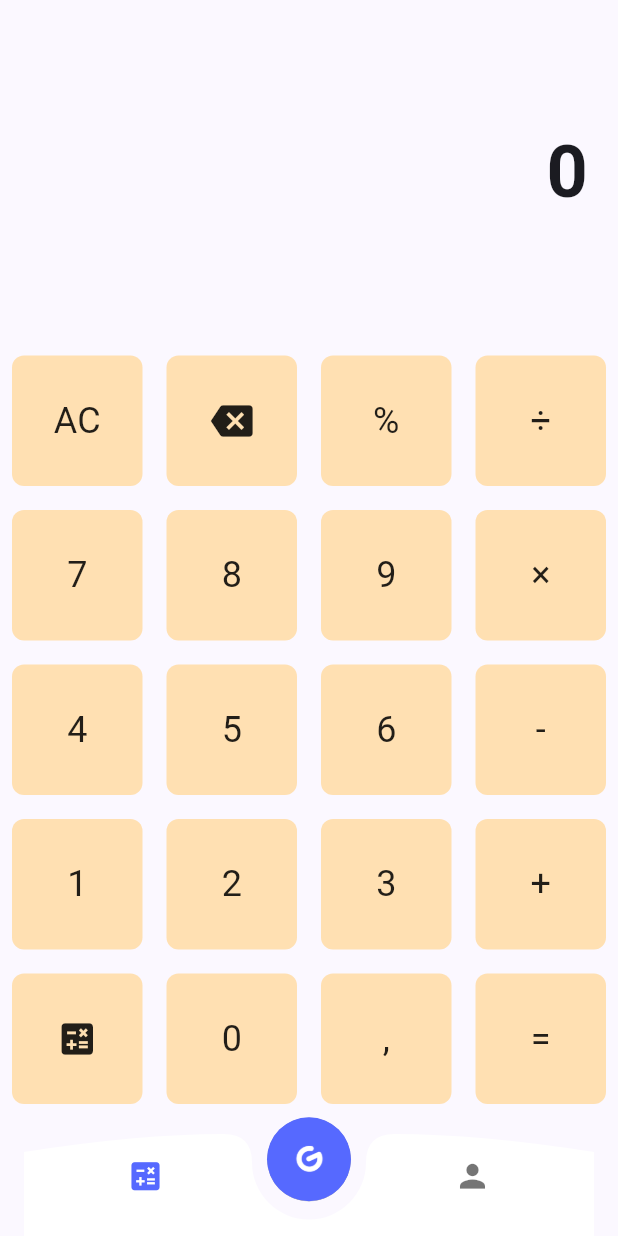
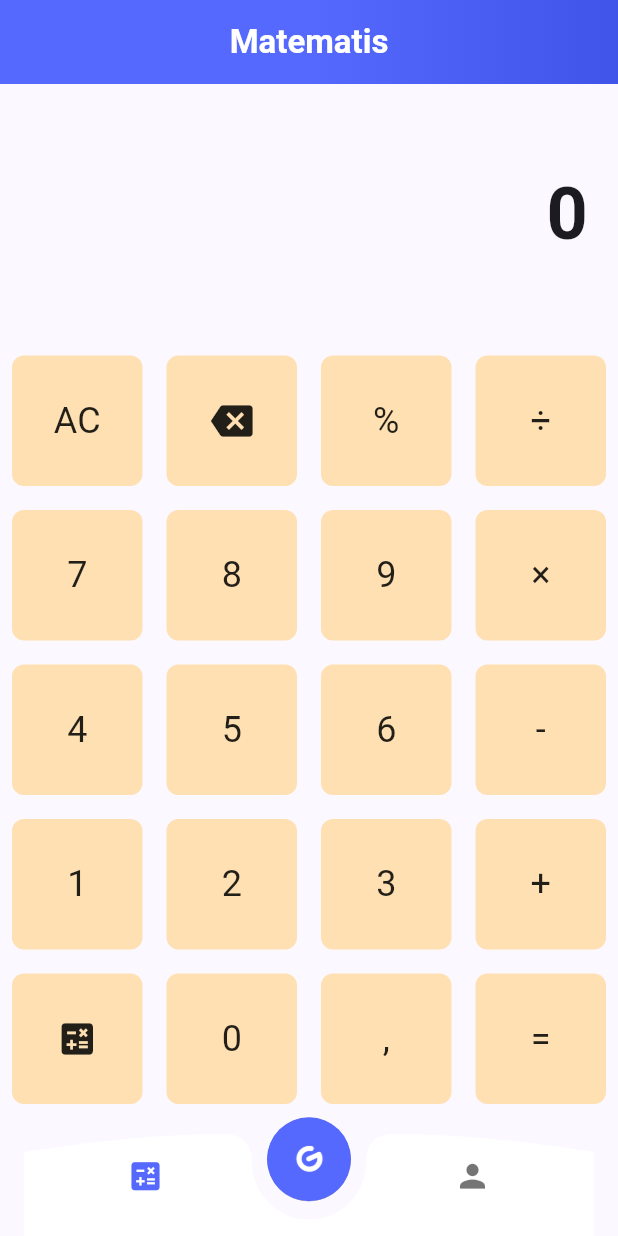
Before and after one commit to NaufalZA/GorBook, a Flutter app: the screen it shows after launch, after a tap on the "calculate" icon, on a phone screen of 412 x 824 dp. Run offline on Flutter 3.47's test engine with Material 3 defaults, Android fonts, the light colour scheme and no system bars; our stand-ins replace math_expressions, shared_preferences; accounts and stored records are empty.

Commit message:
fix(appbar)

```diff
--- a/lib/Matematis/calculator.dart
+++ b/lib/Matematis/calculator.dart
@@ -65,7 +65,27 @@ class CalculatorState extends State<Calculator> {
 
   @override
   Widget build(BuildContext context) {
-    return Column(
+    return Scaffold(
+      appBar: AppBar(
+        title: const Text(
+          'Matematis',
+          style: TextStyle(
+            color: Colors.white,
+            fontWeight: FontWeight.bold,
+          ),
+        ),
+        centerTitle: true,
+        flexibleSpace: Container(
+          decoration: const BoxDecoration(
+            gradient: LinearGradient(
+              colors: [Color(0xFF5669FF), Color(0xFF4054EA)],
+              stops: [0.5, 1.0],
+            ),
+          ),
+        ),
+        elevation: 0,
+      ),
+      body: Column(
         children: [
           Expanded(
             child: Container(
@@ -113,6 +133,7 @@ class CalculatorState extends State<Calculator> {
             },
           ),
         ],
+      ),
     );
   }
 }
--- a/lib/main.dart
+++ b/lib/main.dart
@@ -27,6 +27,7 @@
   @override
   Widget build(BuildContext context) {
     return MaterialApp(
+      debugShowCheckedModeBanner: false,  // Add this line to remove debug banner
       title: 'GOR Booking App',
       theme: ThemeData(
         colorScheme: ColorScheme.fromSeed(
@@ -66,12 +67,12 @@
 }
 
 class _HomePageState extends State<HomePage> {
-  int _selectedIndex = 0;
+  int _selectedIndex = 1;  // Change initial index to 1
 
   final List<Widget> _screens = [
-    Calculator(),          // First position
-    const CourtsListScreen(),  // Middle position
-    const ProfileScreen(), // Last position
+    Calculator(),  // Remove const keyword here
+    const CourtsListScreen(),  // This will now be shown first
+    const ProfileScreen(),
   ];
 
   @override
@@ -247,16 +248,27 @@
     return Scaffold(
       backgroundColor: Colors.grey.shade100,
       appBar: AppBar(
-        title: const Text('GorBook'),
+        title: const Text(
+          'GorBook',
+          style: TextStyle(
+            color: Colors.white,
+            fontWeight: FontWeight.bold,
+          ),
+        ),
         centerTitle: true,
+        flexibleSpace: Container(
+          decoration: const BoxDecoration(
+            gradient: LinearGradient(
+              colors: [Color(0xFF5669FF), Color(0xFF4054EA)],
+              stops: [0.5, 1.0],
+            ),
+          ),
+        ),
         elevation: 0,
-        backgroundColor: Colors.transparent,
       ),
       body: ListView(
-        padding: const EdgeInsets.fromLTRB(16, 16, 16, 80), // Update padding to add more space at bottom
+        padding: const EdgeInsets.fromLTRB(16, 8, 16, 80),  // Adjusted top padding
         children: [
-          _buildSearchBar(),
-          const SizedBox(height: 24),
           _buildPopularCourts(context),
           const SizedBox(height: 24),
           _buildCourtsList(context),
@@ -265,29 +277,7 @@
     );
   }
 
-  Widget _buildSearchBar() {
-    return Container(
-      padding: const EdgeInsets.symmetric(horizontal: 16),
-      decoration: BoxDecoration(
-        color: Colors.white,
-        borderRadius: BorderRadius.circular(12),
-        boxShadow: [
-          BoxShadow(
-            color: Colors.black.withOpacity(0.05),
-            blurRadius: 10,
-            offset: const Offset(0, 2),
-          ),
-        ],
-      ),
-      child: TextField(
-        decoration: InputDecoration(
-          hintText: 'Search courts...',
-          border: InputBorder.none,
-          icon: Icon(Icons.search, color: Colors.grey.shade400),
-        ),
-      ),
-    );
-  }
+  // Remove _buildSearchBar() method
 
   Widget _buildPopularCourts(BuildContext context) {
     return Column(
--- a/lib/screens/splash_screen.dart
+++ b/lib/screens/splash_screen.dart
@@ -31,7 +31,7 @@ class _SplashScreenState extends State<SplashScreen> with SingleTickerProviderSt
 
     _controller.forward();
 
-    Timer(const Duration(seconds: 3), () {
+    Timer(const Duration(seconds: 5), () {
       Navigator.pushReplacementNamed(context, '/home');
     });
   }
@@ -72,6 +72,48 @@ class _SplashScreenState extends State<SplashScreen> with SingleTickerProviderSt
               },
             ),
           ),
+          // Profile photo
+          Positioned(
+            left: 20,
+            bottom: 80,
+            child: CircleAvatar(
+              radius: 40,
+              backgroundImage: AssetImage('assets/images/foto.png'),
+            ),
+          ),
+          // Personal information
+          Positioned(
+            left: 20,
+            bottom: 20,
+            child: Container(
+              padding: EdgeInsets.all(8),
+              decoration: BoxDecoration(
+                color: Colors.black.withOpacity(0.5),
+                borderRadius: BorderRadius.circular(8),
+              ),
+              child: Column(
+                crossAxisAlignment: CrossAxisAlignment.start,
+                children: [
+                  Text(
+                    'NIM    : 152022168',
+                    style: TextStyle(
+                      color: Colors.white,
+                      fontSize: 16,
+                      fontWeight: FontWeight.bold,
+                    ),
+                  ),
+                  Text(
+                    'Nama : Naufal Zaidan',
+                    style: TextStyle(
+                      color: Colors.white,
+                      fontSize: 16,
+                      fontWeight: FontWeight.bold,
+                    ),
+                  ),
+                ],
+              ),
+            ),
+          ),
         ],
       ),
     );
--- a/pubspec.yaml
+++ b/pubspec.yaml
@@ -35,6 +35,7 @@ flutter:
     - assets/images/gor_badminton.png
     - assets/images/gor_basket.png
     - assets/images/gor_futsal.png
+    - assets/images/foto.png
 
 flutter_launcher_icons:
   android: "launcher_icon"
```
Also changed, not shown: lib/screens/profile_screen.dart (+18 -2 lines), assets/images/foto.png (added). Lines whose indentation alone changed are shown as unchanged.
